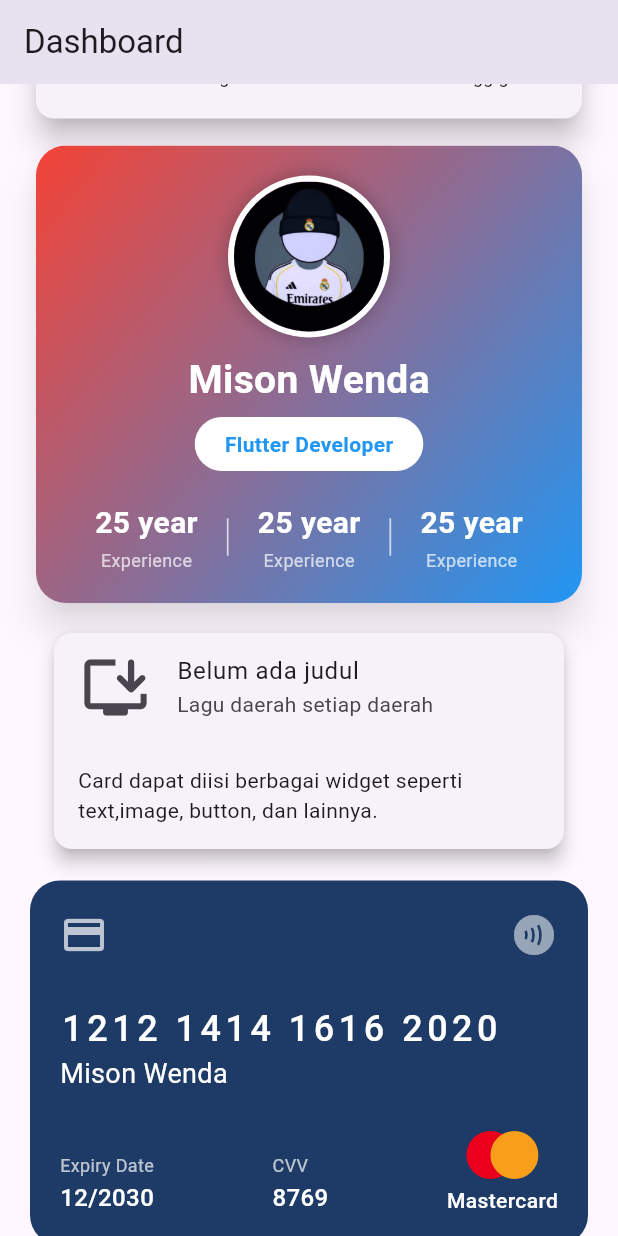
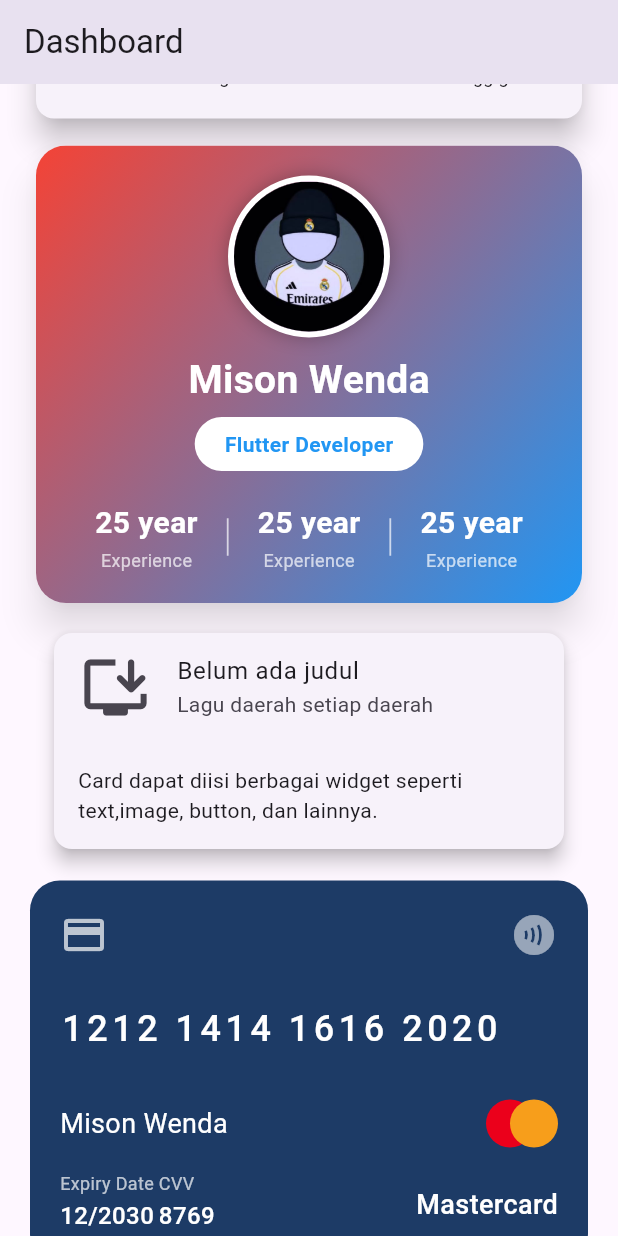
Before and after one commit to Mison1212/week_8, a Flutter app: the screen it shows after launch, scrolled down 576 dp, on a phone screen of 412 x 824 dp. Run offline on Flutter 3.47's test engine with Material 3 defaults, Android fonts, the phone set to English and light mode, and no system bars; Roboto replaces fonts that are missing (Raleway).

Commit message:
update card latihan

```diff
--- a/lib/pages/page_card_01.dart
+++ b/lib/pages/page_card_01.dart
@@ -339,16 +339,45 @@ class MyApp extends StatelessWidget {
                         fontWeight: FontWeight.w500,
                       ),
                     ),
+                    SizedBox(height: 30),
+
                     // Nama Pemilik
-                    const Text(
-                      "Mison Wenda",
-                      style: TextStyle(fontSize: 18, color: Colors.white),
+                    Row(
+                      mainAxisAlignment: MainAxisAlignment.spaceBetween,
+                      children: [
+                        const Text(
+                          "Mison Wenda",
+                          style: TextStyle(fontSize: 18, color: Colors.white),
+                        ),
+                        Stack(
+                          children: [
+                            Container(
+                              width: 32,
+                              height: 32,
+                              decoration: const BoxDecoration(
+                                color: Color(0xFFEB001B),
+                                shape: BoxShape.circle,
+                              ),
+                            ),
+                            Container(
+                              margin: const EdgeInsets.only(left: 16),
+                              width: 32,
+                              height: 32,
+                              decoration: const BoxDecoration(
+                                color: Color(0xFFF79E1B),
+                                shape: BoxShape.circle,
+                              ),
+                            ),
+                          ],
+                        ),
+                      ],
                     ),
-                    SizedBox(height: 25),
+
+                    SizedBox(height: 15),
                     // logo master card
                     Row(
                       mainAxisAlignment: MainAxisAlignment.spaceBetween,
-                      crossAxisAlignment: CrossAxisAlignment.end,
+                      // crossAxisAlignment: CrossAxisAlignment.end,
                       children: [
                         // Expiry Date
                         Column(
@@ -395,38 +424,18 @@ class MyApp extends StatelessWidget {
                             ),
                           ],
                         ),
-
+                        SizedBox(width: 128),
                         // Logo Mastercard
                         Column(
                           crossAxisAlignment: CrossAxisAlignment.center,
                           children: [
-                            Stack(
-                              children: [
-                                Container(
-                                  width: 32,
-                                  height: 32,
-                                  decoration: const BoxDecoration(
-                                    color: Color(0xFFEB001B),
-                                    shape: BoxShape.circle,
-                                  ),
-                                ),
-                                Container(
-                                  margin: const EdgeInsets.only(left: 16),
-                                  width: 32,
-                                  height: 32,
-                                  decoration: const BoxDecoration(
-                                    color: Color(0xFFF79E1B),
-                                    shape: BoxShape.circle,
-                                  ),
-                                ),
-                              ],
-                            ),
+
                             const SizedBox(height: 4),
                             const Text(
                               "Mastercard",
                               style: TextStyle(
                                 color: Colors.white,
-                                fontSize: 14,
+                                fontSize: 18,
                                 fontWeight: FontWeight.w500,
                               ),
                             ),
--- a/pubspec.yaml
+++ b/pubspec.yaml
@@ -44,7 +44,7 @@ dev_dependencies:
   # activated in the `analysis_options.yaml` file located at the root of your
   # package. See that file for information about deactivating specific lint
   # rules and activating additional ones.
-  flutter_lints: ^5.0.0
+  flutter_lints: ^6.0.0
 
 # For information on the generic Dart part of this file, see the
 # following page: https://dart.dev/tools/pub/pubspec
```
